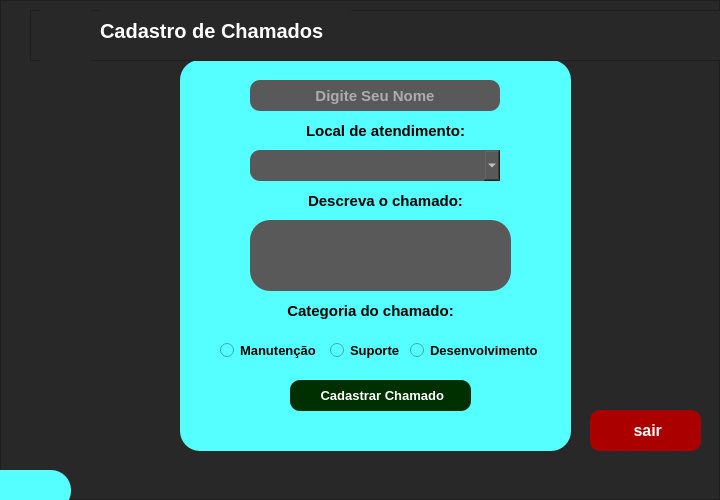
This is pages/chamadosCad.ui in luizcarlosjj/chamadosSys as Qt 5 draws it before an edit. The edited form follows.
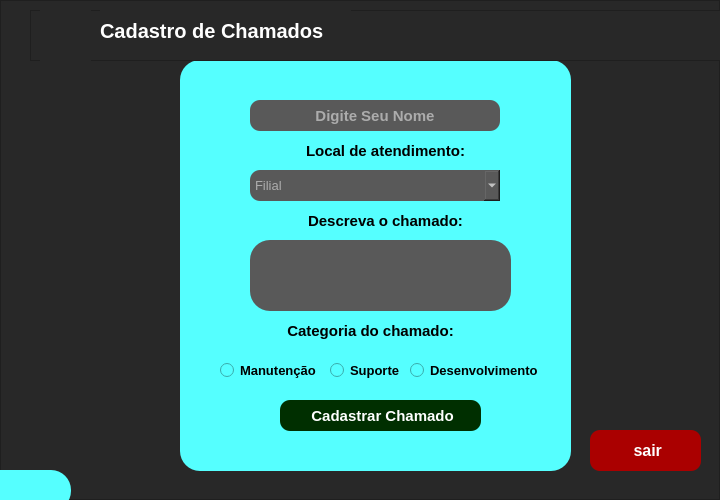
This is the edited form. Icons and pictures are not drawn.

The edit to the form file:
```diff
--- a/pages/chamadosCad.ui
+++ b/pages/chamadosCad.ui
@@ -50,7 +50,7 @@
        <x>180</x>
        <y>60</y>
        <width>391</width>
-       <height>391</height>
+       <height>411</height>
       </rect>
      </property>
      <property name="layoutDirection">
@@ -71,7 +71,7 @@
       <property name="geometry">
        <rect>
         <x>70</x>
-        <y>20</y>
+        <y>40</y>
         <width>250</width>
         <height>31</height>
        </rect>
@@ -103,7 +103,7 @@
       <property name="geometry">
        <rect>
         <x>110</x>
-        <y>60</y>
+        <y>80</y>
         <width>191</width>
         <height>21</height>
        </rect>
@@ -126,7 +126,7 @@
       <property name="geometry">
        <rect>
         <x>70</x>
-        <y>90</y>
+        <y>110</y>
         <width>250</width>
         <height>31</height>
        </rect>
@@ -142,6 +142,9 @@
 border-radius: 10px;
 </string>
       </property>
+      <property name="placeholderText">
+       <string>Filial</string>
+      </property>
       <item>
        <property name="text">
         <string/>
@@ -152,7 +155,7 @@
       <property name="geometry">
        <rect>
         <x>110</x>
-        <y>130</y>
+        <y>150</y>
         <width>191</width>
         <height>21</height>
        </rect>
@@ -199,7 +202,7 @@
       <property name="geometry">
        <rect>
         <x>70</x>
-        <y>160</y>
+        <y>180</y>
         <width>261</width>
         <height>71</height>
        </rect>
@@ -225,7 +228,7 @@
       <property name="geometry">
        <rect>
         <x>100</x>
-        <y>240</y>
+        <y>260</y>
         <width>181</width>
         <height>21</height>
        </rect>
@@ -248,7 +251,7 @@
       <property name="geometry">
        <rect>
         <x>150</x>
-        <y>280</y>
+        <y>300</y>
         <width>81</width>
         <height>21</height>
        </rect>
@@ -268,7 +271,7 @@
       <property name="geometry">
        <rect>
         <x>40</x>
-        <y>280</y>
+        <y>300</y>
         <width>101</width>
         <height>21</height>
        </rect>
@@ -288,7 +291,7 @@
       <property name="geometry">
        <rect>
         <x>230</x>
-        <y>280</y>
+        <y>300</y>
         <width>131</width>
         <height>21</height>
        </rect>
@@ -307,15 +310,15 @@
      <widget class="QPushButton" name="btnCadCmd">
       <property name="geometry">
        <rect>
-        <x>110</x>
-        <y>320</y>
-        <width>181</width>
+        <x>100</x>
+        <y>340</y>
+        <width>201</width>
         <height>31</height>
        </rect>
       </property>
       <property name="font">
        <font>
-        <pointsize>10</pointsize>
+        <pointsize>11</pointsize>
         <weight>75</weight>
         <bold>true</bold>
        </font>
@@ -336,9 +339,9 @@
      <widget class="QLabel" name="label_6">
       <property name="geometry">
        <rect>
-        <x>110</x>
-        <y>360</y>
-        <width>181</width>
+        <x>100</x>
+        <y>380</y>
+        <width>201</width>
         <height>21</height>
        </rect>
       </property>
@@ -422,7 +425,7 @@
      <property name="geometry">
       <rect>
        <x>590</x>
-       <y>410</y>
+       <y>430</y>
        <width>111</width>
        <height>41</height>
       </rect>
```
Left out of the diff: 3 changed lines with no effect on the pictures.
